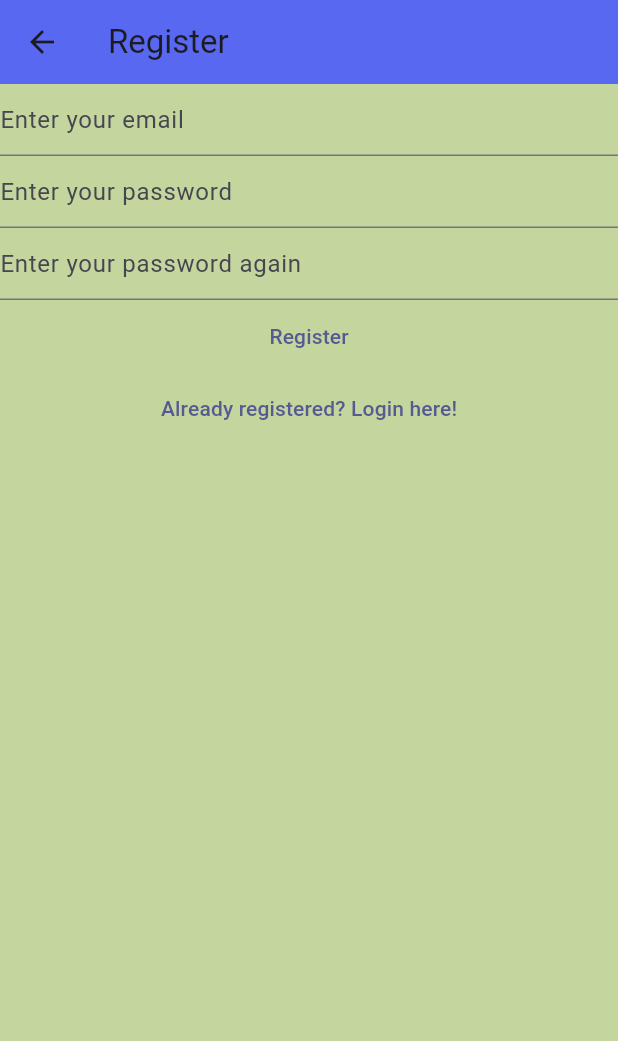
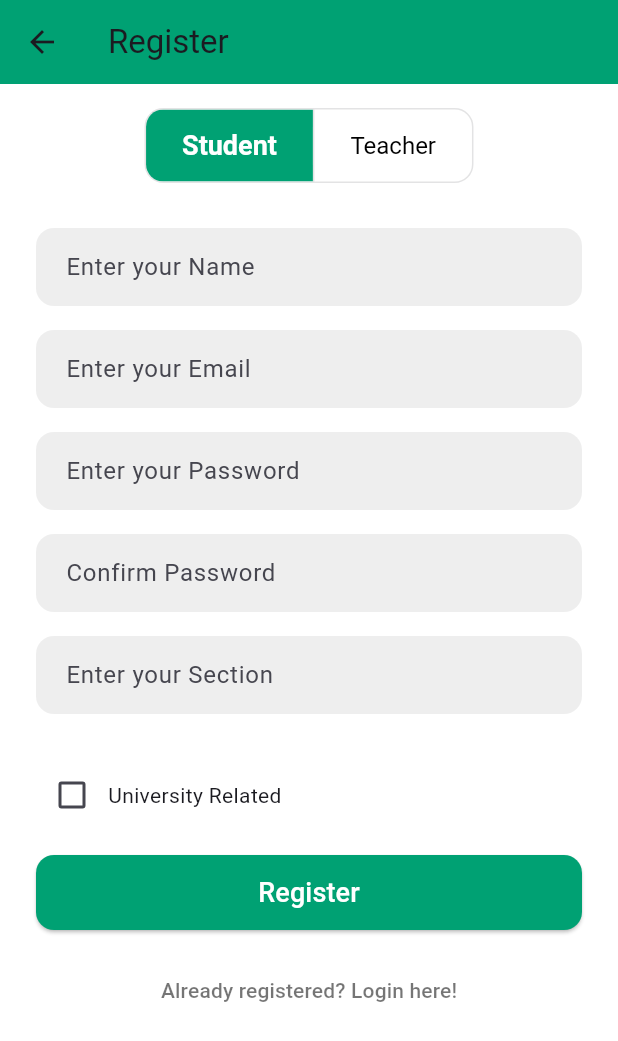
Before and after one commit to shhossain/qr_attendance, a Flutter app: the Register screen opened by its route, on a phone screen of 412 x 824 dp. Shown: the top 1041 px of the screen. Run offline on Flutter 3.47's test engine with Material 3 defaults, Android fonts, the light colour scheme and no system bars; our stand-ins replace firebase_auth, firebase_core; accounts and stored records are empty; network calls fail.

Commit message:
redesign ui and update register page

```diff
--- a/lib/email_verify.dart
+++ b/lib/email_verify.dart
@@ -13,7 +13,11 @@ class _VerifyEmailState extends State<VerifyEmail> {
   @override
   Widget build(BuildContext context) {
     return Scaffold(
-      appBar: AppBar(title: Text('Verify Email')),
+      backgroundColor: const Color.fromARGB(255, 255, 255, 255),
+      appBar: AppBar(
+        backgroundColor: const Color.fromARGB(255, 0, 161, 115),
+        title: Text('Verify Email'),
+      ),
       body: Column(
         children: [
           Text('Please verify your email'),
--- /dev/null
+++ b/lib/register_page.dart
@@ -0,0 +1,279 @@
+import 'package:basic_flutter/errordialog.dart';
+import 'package:basic_flutter/firebase_options.dart';
+import 'package:basic_flutter/routes.dart';
+import 'package:firebase_auth/firebase_auth.dart';
+import 'package:firebase_core/firebase_core.dart';
+import 'package:flutter/material.dart';
+
+class Register extends StatefulWidget {
+  const Register({super.key});
+
+  @override
+  State<Register> createState() => _RegisterState();
+}
+
+class _RegisterState extends State<Register> {
+  List<bool> isSelected = [true, false]; // Default: Student selected
+  String userType = "Student";
+
+  late TextEditingController _name;
+  late TextEditingController _section;
+  late TextEditingController _designation;
+  late TextEditingController _email;
+  late TextEditingController _password;
+  late TextEditingController _cpassword;
+  bool _agreeTerms = false;
+
+  @override
+  void initState() {
+    _name = TextEditingController();
+    _section = TextEditingController();
+    _designation = TextEditingController();
+    _email = TextEditingController();
+    _password = TextEditingController();
+    _cpassword = TextEditingController();
+    super.initState();
+  }
+
+  @override
+  void dispose() {
+    _name.dispose();
+    _section.dispose();
+    _designation.dispose();
+    _email.dispose();
+    _password.dispose();
+    _cpassword.dispose();
+    super.dispose();
+  }
+
+  InputDecoration inputDecoration(String hint) {
+    return InputDecoration(
+      hintText: hint,
+      filled: true,
+      fillColor: Colors.grey[200],
+      contentPadding: const EdgeInsets.symmetric(horizontal: 16, vertical: 14),
+      border: OutlineInputBorder(
+        borderRadius: BorderRadius.circular(12),
+        borderSide: BorderSide.none,
+      ),
+    );
+  }
+
+  @override
+  Widget build(BuildContext context) {
+    return Scaffold(
+      backgroundColor: Colors.white,
+      appBar: AppBar(
+        backgroundColor: const Color.fromARGB(255, 0, 161, 115),
+        title: const Text("Register"),
+        elevation: 0,
+      ),
+      body: FutureBuilder(
+        future: Firebase.initializeApp(options: DefaultFirebaseOptions.currentPlatform),
+        builder: (context, asyncSnapshot) {
+          return SafeArea(
+            child: SingleChildScrollView(
+              padding: const EdgeInsets.symmetric(horizontal: 24, vertical: 16),
+              child: Column(
+                crossAxisAlignment: CrossAxisAlignment.stretch,
+                children: [
+                  // Toggle Button for Student/Teacher
+                  Center(
+                    child: ToggleButtons(
+                      borderRadius: BorderRadius.circular(12),
+                      isSelected: isSelected,
+                      selectedColor: Colors.white,
+                      color: Colors.black,
+                      fillColor: const Color.fromARGB(255, 0, 161, 115),
+                      textStyle: const TextStyle(fontSize: 16),
+                      onPressed: (int index) {
+                        setState(() {
+                          for (int i = 0; i < isSelected.length; i++) {
+                            isSelected[i] = i == index;
+                          }
+                          userType = index == 0 ? "Student" : "Teacher";
+                        });
+                      },
+                      children: [
+                        Padding(
+                          padding: const EdgeInsets.symmetric(horizontal: 24),
+                          child: Text(
+                            "Student",
+                            style: TextStyle(
+                              fontSize: isSelected[0] ? 18 : 16,
+                              fontWeight: isSelected[0]
+                                  ? FontWeight.bold
+                                  : FontWeight.normal,
+                            ),
+                          ),
+                        ),
+                        Padding(
+                          padding: const EdgeInsets.symmetric(horizontal: 24),
+                          child: Text(
+                            "Teacher",
+                            style: TextStyle(
+                              fontSize: isSelected[1] ? 18 : 16,
+                              fontWeight: isSelected[1]
+                                  ? FontWeight.bold
+                                  : FontWeight.normal,
+                            ),
+                          ),
+                        ),
+                      ],
+                    ),
+                  ),
+                  const SizedBox(height: 30),
+
+                  // Name
+                  TextField(
+                    controller: _name,
+                    enableSuggestions: true,
+                    decoration: inputDecoration('Enter your Name'),
+                  ),
+                  const SizedBox(height: 16),
+
+                  // Email
+                  TextField(
+                    controller: _email,
+                    keyboardType: TextInputType.emailAddress,
+                    enableSuggestions: false,
+                    decoration: inputDecoration('Enter your Email'),
+                  ),
+                  const SizedBox(height: 16),
+
+                  // Password
+                  TextField(
+                    controller: _password,
+                    obscureText: true,
+                    enableSuggestions: false,
+                    decoration: inputDecoration('Enter your Password'),
+                  ),
+                  const SizedBox(height: 16),
+
+                  // Confirm Password
+                  TextField(
+                    controller: _cpassword,
+                    obscureText: true,
+                    enableSuggestions: false,
+                    decoration: inputDecoration('Confirm Password'),
+                  ),
+                  const SizedBox(height: 16),
+
+                  // Conditional TextField: Section or Designation
+                  if (userType == "Student")
+                    TextField(
+                      controller: _section,
+                      enableSuggestions: true,
+                      decoration: inputDecoration('Enter your Section'),
+                    )
+                  else
+                    TextField(
+                      controller: _designation,
+                      enableSuggestions: true,
+                      decoration: inputDecoration('Enter your Designation'),
+                    ),
+                  const SizedBox(height: 30),
+                  Row(
+                    children: [
+                      Checkbox(
+                        value: _agreeTerms,
+                        onChanged: (bool? value) {
+                          setState(() {
+                            _agreeTerms = value ?? false;
+                          });
+                        },
+                      ),
+                      const Expanded(
+                        child: Text(
+                          "University Related",
+                          style: TextStyle(fontSize: 14),
+                        ),
+                      ),
+                    ],
+                  ),
+                  const SizedBox(height: 16),
+
+                  // Register Button
+                  SizedBox(
+                    height: 50,
+                    child: ElevatedButton(
+                      style: ElevatedButton.styleFrom(
+                        foregroundColor: const Color.fromARGB(255, 255, 255, 255),
+                        backgroundColor: const Color.fromARGB(255, 0, 161, 115),
+                        shape: RoundedRectangleBorder(
+                          borderRadius: BorderRadius.circular(12),
+                        ),
+                      ),
+                      onPressed: () async {
+                        late final String password;
+                        bool valid = true;
+
+                        if (_password.text == _cpassword.text) {
+                          password = _password.text;
+                        } else {
+                          await showError(context, 'Passwords do not match');
+                          return;
+                        }
+
+                        final email = _email.text;
+                        try {
+                          await FirebaseAuth.instance
+                              .createUserWithEmailAndPassword(
+                                email: email,
+                                password: password,
+                              );
+                        } on FirebaseAuthException catch (e) {
+                          if (!mounted) return;
+                          String message;
+
+                          if (e.code == 'invalid-email') {
+                            valid = false;
+                            message = 'Invalid Email Address';
+                          } else if (e.code == 'weak-password') {
+                            message = 'Weak password';
+                          } else {
+                            message = 'Register Failed';
+                            valid = false;
+                          }
+
+                          ScaffoldMessenger.of(
+                            context,
+                          ).showSnackBar(SnackBar(content: Text(message)));
+                        }
+
+                        if ((_password.text == _cpassword.text) &&
+                            valid &&
+                            _password.text.isNotEmpty) {
+                          Navigator.of(
+                            context,
+                          ).pushNamedAndRemoveUntil(login, (route) => false);
+                        }
+                      },
+                      child: const Text('Register', style: TextStyle(fontSize: 18)),
+                    ),
+                  ),
+                  const SizedBox(height: 16),
+
+                  // Login Navigation
+                  Center(
+                    child: TextButton(
+                      onPressed: () {
+                        Navigator.of(
+                          context,
+                        ).pushNamedAndRemoveUntil(login, (route) => false);
+                      },
+                      child: const Text(
+                        'Already registered? Login here!',
+                        style: TextStyle(color: Colors.black54),
+                      ),
+                    ),
+                  ),
+                ],
+              ),
+            ),
+          );
+        }
+      ),
+    );
+  }
+}
--- a/pubspec.yaml
+++ b/pubspec.yaml
@@ -35,6 +35,7 @@ dependencies:
   # The following adds the Cupertino Icons font to your application.
   # Use with the CupertinoIcons class for iOS style icons.
   cupertino_icons: ^1.0.8
+  firebase_core: ^2.32.0
 
 dev_dependencies:
   flutter_test:
@@ -52,6 +53,9 @@ dev_dependencies:
 
 # The following section is specific to Flutter packages.
 flutter:
+  assets:
+    - assets/Logo.png
+
 
   # The following line ensures that the Material Icons font is
   # included with your application, so that you can use the icons in
```
Also changed, not shown: lib/errordialog.dart (added, +21 -0 lines), lib/login_view.dart (+85 -23 lines), lib/main.dart (+7 -8 lines), lib/register_old.dart (renamed from lib/register_view.dart, +12 -11 lines), assets/Logo.png (added), pubspec.lock.
